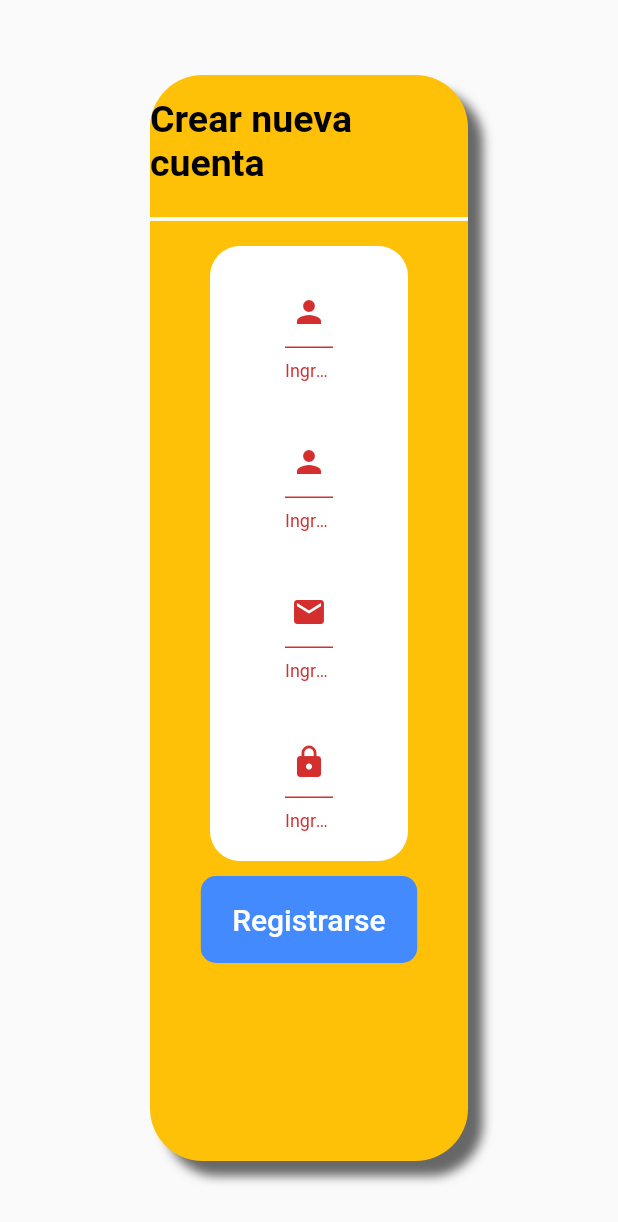
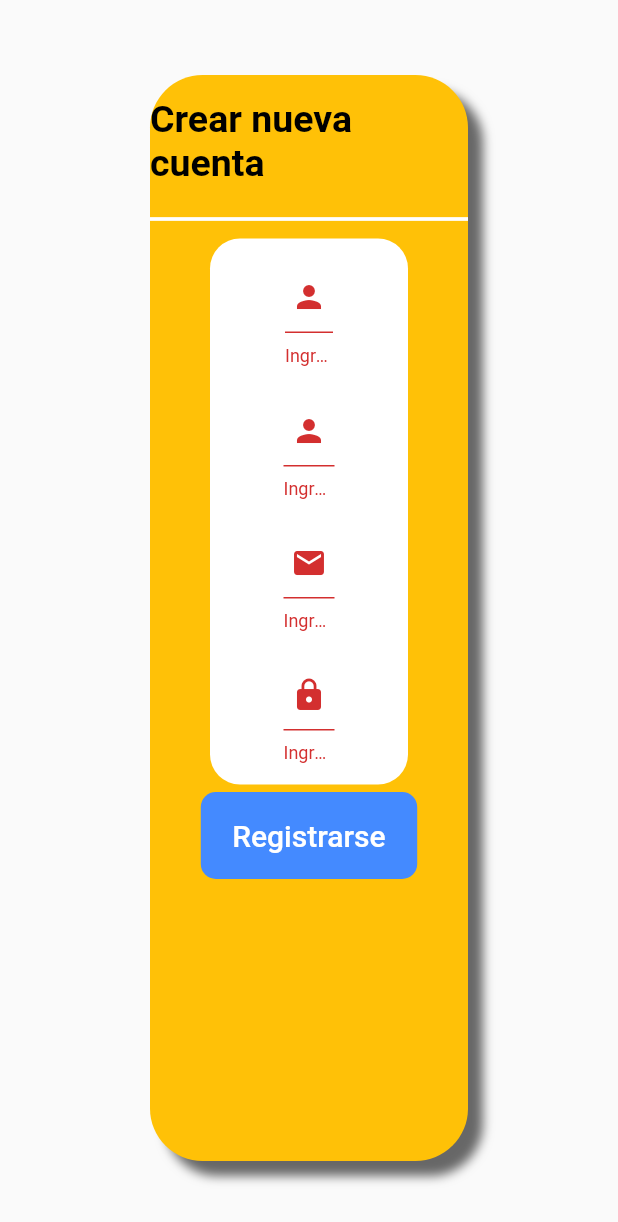
Before and after one commit to HuamanAngel/picktockapp, a Flutter app: the Registro widget shown alone on an empty page, opened directly, after a tap on "Registrarse", on a phone screen of 412 x 824 dp. Shown: the top 1222 px of the screen. Run offline on Flutter 3.47's test engine with Material 2 defaults, Android fonts, the phone set to English and light mode, and no system bars; our stand-ins replace flutter_svg, font_awesome_flutter, image_picker; accounts and stored records are empty; Roboto replaces fonts that are missing (Arial).

Commit message:
adaptacion de registro de usuario

```diff
--- a/lib/ui/login/crear_usuario.dart
+++ b/lib/ui/login/crear_usuario.dart
@@ -59,8 +59,8 @@ class _RegistroUsuario extends State<Registro> {
           child: Column(
             children: <Widget>[
               Container(
-                margin:
-                    EdgeInsets.only(top: 10, left: 40, right: 40, bottom: 10),
+                margin: EdgeInsets.only(top: 5, left: 40, right: 40, bottom: 5),
+                alignment: Alignment.center,
                 padding: EdgeInsets.all(5),
                 decoration: BoxDecoration(
                   color: Colors.white,
@@ -102,6 +102,10 @@ class _RegistroUsuario extends State<Registro> {
                             user, controllerPassword.text);
                         Scaffold.of(context).showSnackBar(
                             SnackBar(content: Text("Creando usuario")));
+                        Scaffold.of(context).showSnackBar(SnackBar(
+                          content: Text("Usuario creado"),
+                          backgroundColor: Colors.green,
+                        ));
                       }
                     }),
               )
@@ -115,7 +119,7 @@ class _RegistroUsuario extends State<Registro> {
 
 Widget CampotextoUser(TextEditingController controller) {
   return Container(
-    margin: EdgeInsets.only(top: 10, left: 40, right: 40, bottom: 10),
+    margin: EdgeInsets.only(top: 5, left: 40, right: 40, bottom: 5),
     padding: EdgeInsets.all(5),
     decoration: BoxDecoration(
       color: Colors.white,
@@ -142,8 +146,8 @@ Widget CampotextoUser(TextEditingController controller) {
 
 Widget CampotextoLastname(TextEditingController controller) {
   return Container(
-    margin: EdgeInsets.only(top: 10, left: 40, right: 40, bottom: 10),
-    padding: EdgeInsets.all(5),
+    margin: EdgeInsets.only(top: 5, left: 40, right: 40, bottom: 5),
+    padding: EdgeInsets.all(4),
     decoration: BoxDecoration(
       color: Colors.white,
       // set rounded corner radius
@@ -169,8 +173,8 @@ Widget CampotextoLastname(TextEditingController controller) {
 
 Widget CampotextoEmail(TextEditingController controller) {
   return Container(
-    margin: EdgeInsets.only(top: 10, left: 40, right: 40, bottom: 10),
-    padding: EdgeInsets.all(5),
+    margin: EdgeInsets.only(top: 5, left: 40, right: 40, bottom: 5),
+    padding: EdgeInsets.all(4),
     decoration: BoxDecoration(
       color: Colors.white,
       // set rounded corner radius
@@ -196,8 +200,8 @@ Widget CampotextoEmail(TextEditingController controller) {
 
 Widget CampotextoPassword(TextEditingController controller) {
   return Container(
-    margin: EdgeInsets.only(top: 10, left: 40, right: 40, bottom: 10),
-    padding: EdgeInsets.all(5),
+    margin: EdgeInsets.only(top: 5, left: 40, right: 40, bottom: 5),
+    padding: EdgeInsets.all(4),
     decoration: BoxDecoration(
       color: Colors.white,
       // set rounded corner radius
@@ -224,8 +228,8 @@ Widget CampotextoPassword(TextEditingController controller) {
 
 Widget CampotextoPasswordRepeat(TextEditingController controller) {
   return Container(
-    margin: EdgeInsets.only(top: 10, left: 40, right: 40, bottom: 10),
-    padding: EdgeInsets.all(5),
+    margin: EdgeInsets.only(top: 5, left: 40, right: 40, bottom: 5),
+    padding: EdgeInsets.all(4),
     decoration: BoxDecoration(
       color: Colors.white,
       // set rounded corner radius
```
